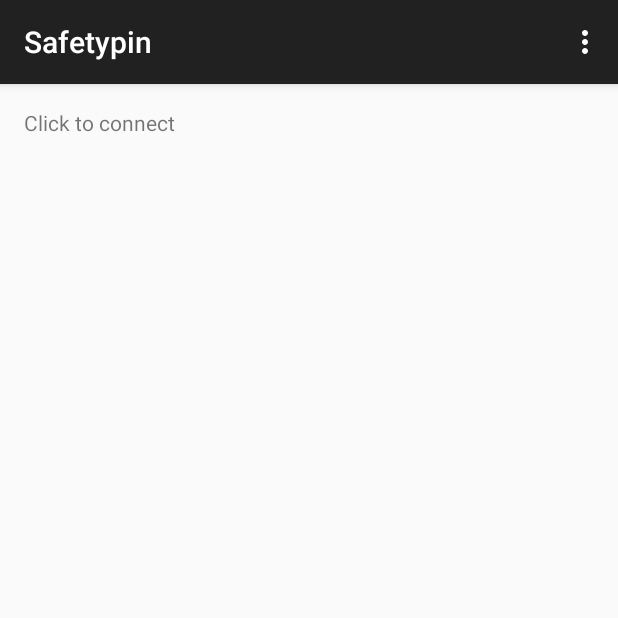
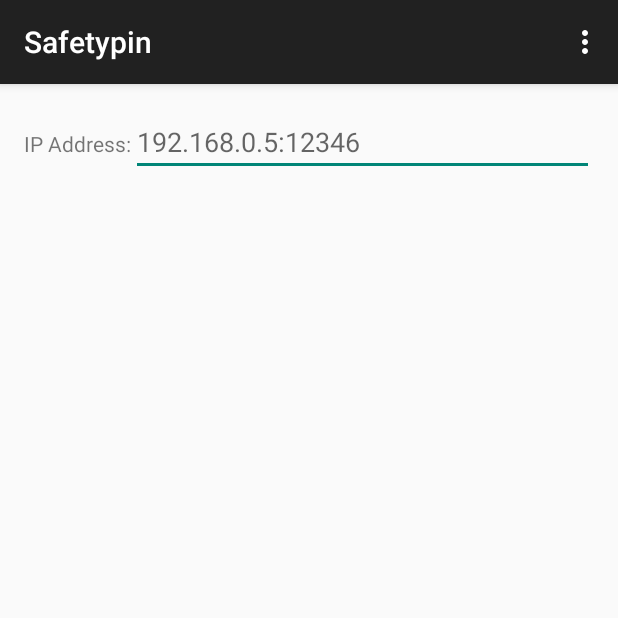
Before and after one commit to IvanKelber/SafetyPin, an Android app: the screen it shows after launch (MainActivity), on a phone screen of 412 x 824 dp, the top half of it. Run offline under Robolectric (Android 15) with nearby library versions, the phone set to English and light mode, and no system bars.

Commit message:
Updated Android code.

```diff
--- a/android/app/src/main/java/com/safetypin/safetypin/MainActivity.java
+++ b/android/app/src/main/java/com/safetypin/safetypin/MainActivity.java
@@ -2,11 +2,12 @@ package com.safetypin.safetypin;
 
 import android.os.Bundle;
 import android.support.v7.app.ActionBarActivity;
+import android.view.KeyEvent;
 import android.view.Menu;
 import android.view.MenuItem;
-import android.view.View;
+import android.view.inputmethod.EditorInfo;
+import android.widget.EditText;
 import android.widget.TextView;
-import android.widget.Toast;
 
 
 public class MainActivity extends ActionBarActivity {
@@ -16,14 +17,20 @@ public class MainActivity extends ActionBarActivity {
         super.onCreate(savedInstanceState);
         setContentView(R.layout.activity_main);
 
-        final TextView tv = (TextView) findViewById(R.id.text_view);
+        final EditText addr = (EditText) findViewById(R.id.addr_text);
+        final TextView response = (TextView) findViewById(R.id.text_view);
 
-        tv.setOnClickListener(new View.OnClickListener() {
+        addr.setOnEditorActionListener(new TextView.OnEditorActionListener() {
             @Override
-            public void onClick(View view) {
-                MyClientTask mct = new MyClientTask("192.168.0.5",12346,tv,"I come in peace");
-                mct.execute();
-                Toast.makeText(getApplicationContext(),"yolo",Toast.LENGTH_SHORT).show();
+            public boolean onEditorAction(TextView textView, int actionId, KeyEvent keyEvent) {
+                boolean handled = false;
+                if (actionId == EditorInfo.IME_ACTION_SEND) {
+                    String[] addressInfo = addr.getText().toString().split(":");
+                    MyClientTask mct = new MyClientTask(addressInfo[0],Integer.parseInt(addressInfo[1]),response,"I come in peace.");
+                    mct.execute();
+                    handled = true;
+                }
+                return handled;
             }
         });
     }
--- a/android/app/src/main/res/layout/activity_main.xml
+++ b/android/app/src/main/res/layout/activity_main.xml
@@ -1,4 +1,4 @@
-<RelativeLayout xmlns:android="http://schemas.android.com/apk/res/android"
+<LinearLayout xmlns:android="http://schemas.android.com/apk/res/android"
     xmlns:tools="http://schemas.android.com/tools" android:layout_width="match_parent"
     android:layout_height="match_parent" android:paddingLeft="@dimen/activity_horizontal_margin"
     android:paddingRight="@dimen/activity_horizontal_margin"
@@ -7,8 +7,16 @@
 
     <TextView
         android:id="@+id/text_view"
-        android:text="Click to connect"
+        android:text="IP Address:"
         android:layout_width="wrap_content"
         android:layout_height="wrap_content" />
 
-</RelativeLayout>
+    <EditText
+        android:id="@+id/addr_text"
+        android:layout_width="match_parent"
+        android:layout_height="wrap_content"
+        android:inputType="textPostalAddress"
+        android:imeOptions="actionSend"
+        android:hint="192.168.0.5:12346"/>
+
+</LinearLayout>
```
